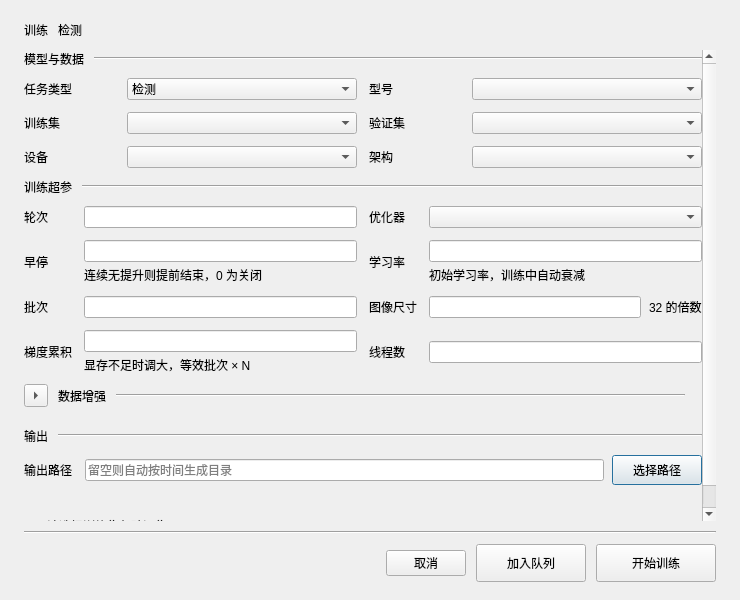
Above: ui/train.ui from pythondever/easy_trainer before the change. Below: the same form after it.
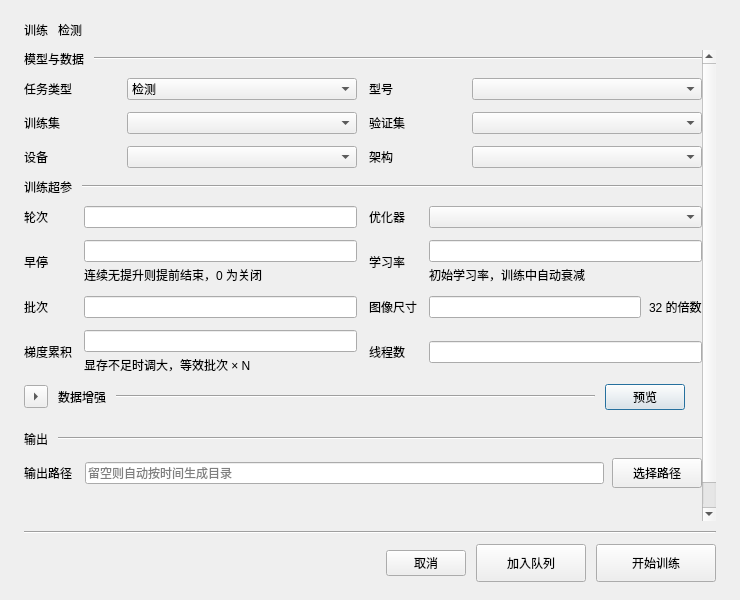
That is the form after the change.

Commit message: 数据增强预览功能

What changed in the file:
```diff
--- a/ui/train.ui
+++ b/ui/train.ui
@@ -665,6 +665,19 @@
                 </property>
               </widget>
             </item>
+            <item>
+              <widget class="QPushButton" name="aug_preview_btn">
+                <property name="cursor">
+                 <cursorShape>PointingHandCursor</cursorShape>
+                </property>
+                <property name="text">
+                 <string>预览</string>
+                </property>
+                <property name="class" stdset="0">
+                 <string notr="true">augPreview</string>
+                </property>
+              </widget>
+            </item>
             <item>
               <widget class="QLabel" name="aug_count_label">
                 <property name="text">
```
The commit also changes 25 other files.
